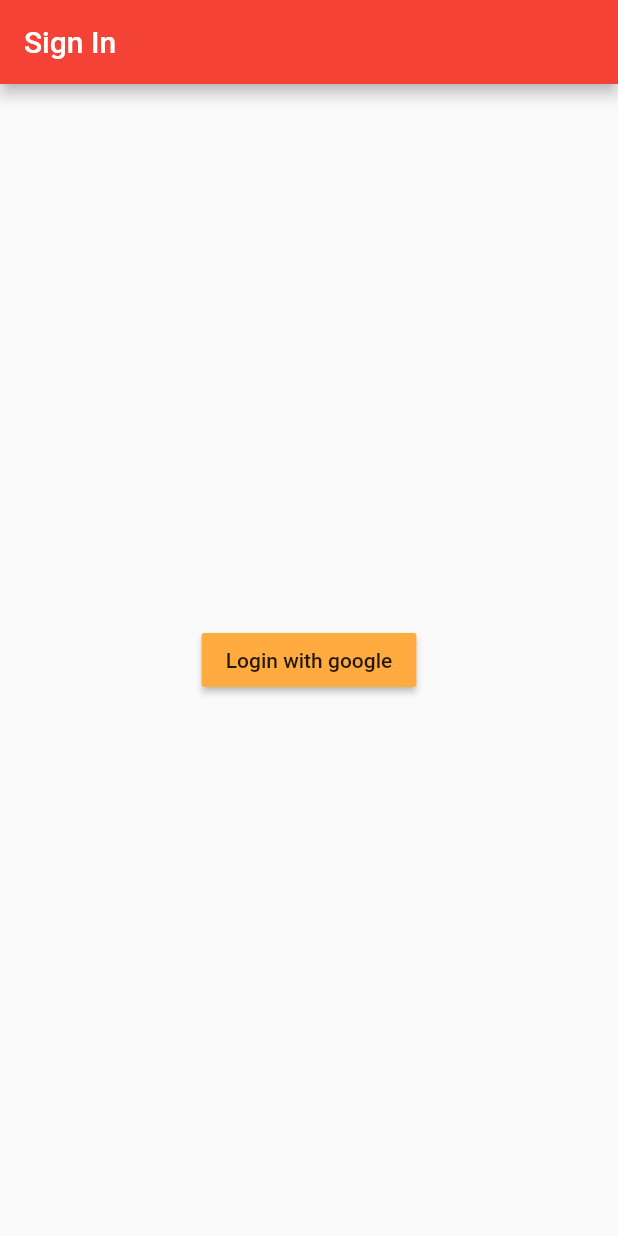
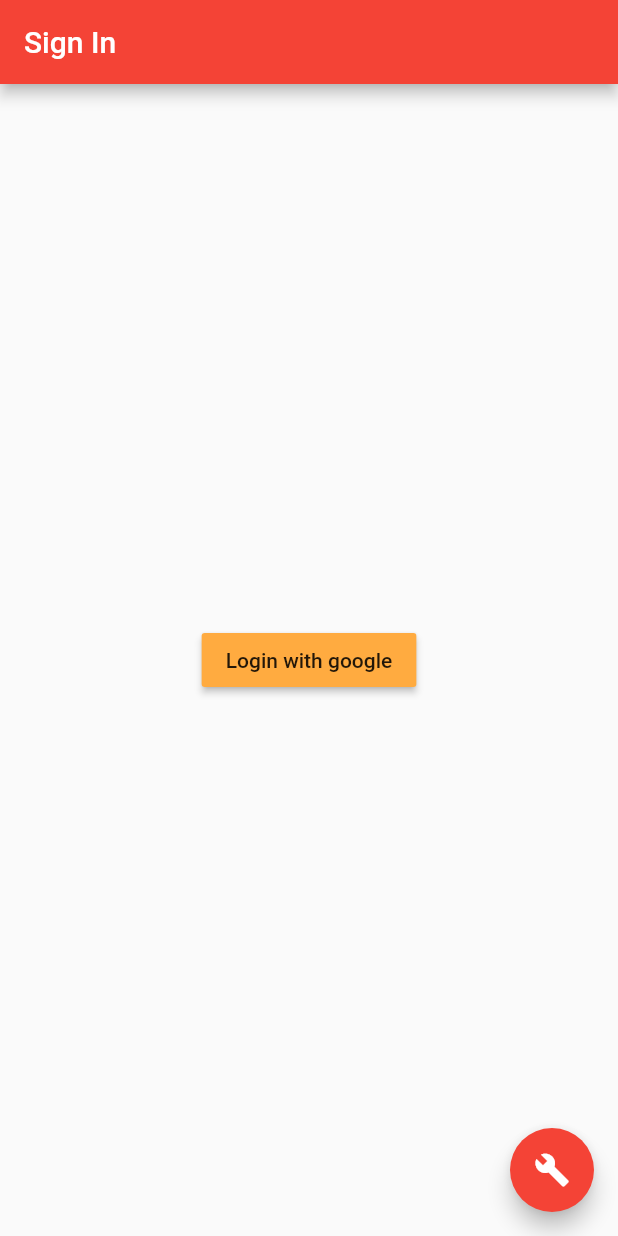
Before and after one commit to lukas-wg2/flutter-app, a Flutter app: the screen it shows after launch, on a phone screen of 412 x 824 dp. Run offline on Flutter 3.47's test engine with Material 2 defaults, Android fonts, the phone set to English and light mode, and no system bars; our stand-ins replace shared_preferences; accounts and stored records are empty; Roboto replaces fonts that are missing (Helvetica Neue).

```diff
--- /dev/null
+++ b/lib/src/models/debug_state_item.dart
@@ -0,0 +1,8 @@
+part of panacea;
+
+class DebugStateItem {
+  bool getDevice;
+  bool getProfile;
+  bool signInWithGoogle;
+  DebugStateItem({ @required this.getDevice, @required this.getProfile, @required this.signInWithGoogle });
+}
--- a/lib/src/pages/device_page.dart
+++ b/lib/src/pages/device_page.dart
@@ -22,7 +22,7 @@ class _DevicePageState extends State<DevicePage> {
       setState(() {
         _device = device;
       });
-    });
+    }).catchError((_) => print('ERROR HAPPENED!'));
   }
 
   Future<Null> _handleRefresh() {
@@ -47,6 +47,7 @@ class _DevicePageState extends State<DevicePage> {
   @override
   Widget build(BuildContext context) {
     return new Scaffold(
+      floatingActionButton: createFloatingActionButton(context),
       appBar: new AppBar(
         title: new Text('Usage'),
           actions: <Widget>[
@@ -84,7 +85,7 @@ class _DevicePageState extends State<DevicePage> {
               child: new RaisedButton(onPressed: () {
                 // TODO: Add topup API
               }, child: new Text('Buy')),
-            )
+            ),
           ],)
         )
       )
--- a/lib/src/pages/profile_page.dart
+++ b/lib/src/pages/profile_page.dart
@@ -28,6 +28,7 @@ class _ProfilePageState extends State<ProfilePage> {
     }
 
     return new Scaffold(
+      floatingActionButton: createFloatingActionButton(context),
       appBar: new AppBar(
         title: new Text('Profile'),
         actions: <Widget>[
--- a/lib/src/pages/sign_in_page.dart
+++ b/lib/src/pages/sign_in_page.dart
@@ -16,10 +16,11 @@ class SignInPage extends StatelessWidget {
         } else {
           Navigator.of(context).pushReplacementNamed(ProfilePageRoute);
         }
-      });
+      }).catchError((_) => print('ERROR HAPPENED'));
     }
 
     return new Scaffold(
+        floatingActionButton: createFloatingActionButton(context),
         appBar: new AppBar(
           title: new Text('Sign In')
         ),
--- a/lib/src/panacea_client_2018.dart
+++ b/lib/src/panacea_client_2018.dart
@@ -24,6 +24,9 @@ part 'models/authentication_token_item.dart';
 part 'models/sign_in_response_item.dart';
 part 'models/user_profile_item.dart';
 part 'models/device_item.dart';
+part 'models/debug_state_item.dart';
+
+part 'widgets/debug_floating_action_button.dart';
 
 class PanaceaClient2018 extends StatelessWidget {
   @override
--- a/lib/src/util/state.dart
+++ b/lib/src/util/state.dart
@@ -3,6 +3,7 @@ part of panacea;
 class GlobalState {
   static AuthenticationTokenItem token;
   static UserProfileItem profile;
+  static DebugStateItem debugState = new DebugStateItem(getDevice: true, getProfile: true, signInWithGoogle: true);
 }
 
 UserProfileItem profile;
```
Also changed, not shown: lib/src/util/api.dart (+12 -2 lines), lib/src/util/authentication.dart (+8 -4 lines), lib/src/widgets/debug_floating_action_button.dart (added, +45 -0 lines).
